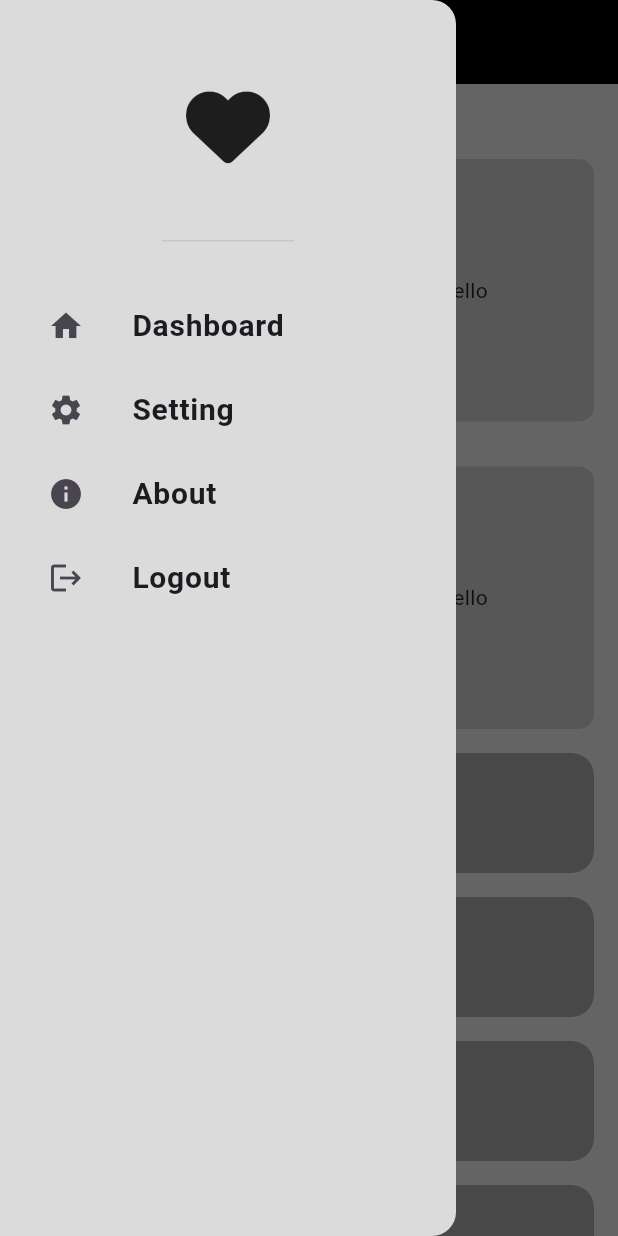
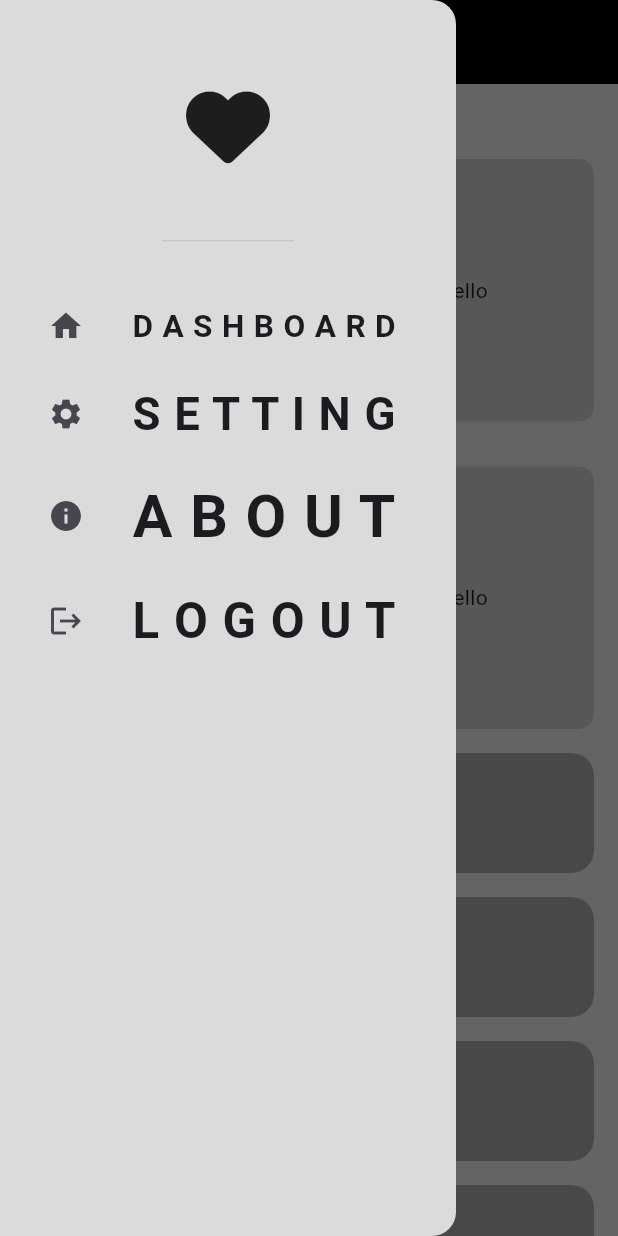
Before and after one commit to MohamedMahmoudAli/responsive_course, a Flutter app: the screen it shows after launch, with the side drawer open, on a phone screen of 412 x 824 dp. Run offline on Flutter 3.47's test engine with Material 3 defaults, Android fonts, the phone set to English and light mode, and no system bars; our stand-ins replace font_awesome_flutter.

Commit message:
text issue solve

```diff
--- a/lib/view/Widgets/custom_drawe.dart
+++ b/lib/view/Widgets/custom_drawe.dart
@@ -6,10 +6,10 @@ import 'package:responsive_course/view/Widgets/custom_drawer_body.dart';
 class CustomDrawer extends StatelessWidget {
   const CustomDrawer({super.key});
   static List<DrawerModelListItem> items = [
-    DrawerModelListItem(title: "Dashboard", icon: Icons.home),
-    DrawerModelListItem(title: "Setting", icon: Icons.settings),
-    DrawerModelListItem(title: "About", icon: Icons.info),
-    DrawerModelListItem(title: "Logout", icon: Icons.logout),
+    DrawerModelListItem(title: "D a s h b o a r d", icon: Icons.home),
+    DrawerModelListItem(title: "S e t t i n g", icon: Icons.settings),
+    DrawerModelListItem(title: "A b o u t", icon: Icons.info),
+    DrawerModelListItem(title: "L o g o u t", icon: Icons.logout),
   ];
 
   @override
--- a/lib/view/Widgets/custom_drawer_item.dart
+++ b/lib/view/Widgets/custom_drawer_item.dart
@@ -10,9 +10,12 @@ class CustomDrawerListItem extends StatelessWidget {
     return ListTile(
       title: Padding(
         padding: const EdgeInsets.only(left: 16.0),
-        child: Text(
-          item.title,
-          style: const TextStyle(fontWeight: FontWeight.bold, fontSize: 20),
+        child: FittedBox(
+          alignment: Alignment.centerLeft,
+          child: Text(
+            item.title.toUpperCase(),
+            style: const TextStyle(fontWeight: FontWeight.bold, fontSize: 20),
+          ),
         ),
       ),
       leading: Icon(item.icon),
```
